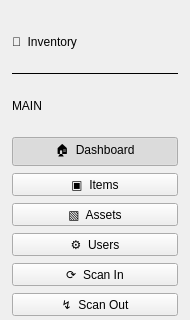
Felipeact/InventoryQtApp, file InventoryQtApp/SidebarWidget.ui: the form before one commit; both pictures show x 0 to 190 and y 0 to 320 of the 190 by 760 pixel window.
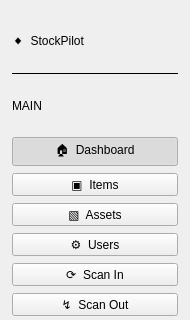
The form after the commit.

Commit message: Rebrand desktop + mobile apps to StockPilot

The edit to the form file:
```diff
--- a/InventoryQtApp/SidebarWidget.ui
+++ b/InventoryQtApp/SidebarWidget.ui
@@ -49,7 +49,7 @@
 			<item>
 				<widget class="QLabel" name="logoLabel">
 					<property name="text">
-						<string>💙  Inventory</string>
+						<string>◆  StockPilot</string>
 					</property>
 				</widget>
 			</item>
```
The commit also changes 10 other files.
